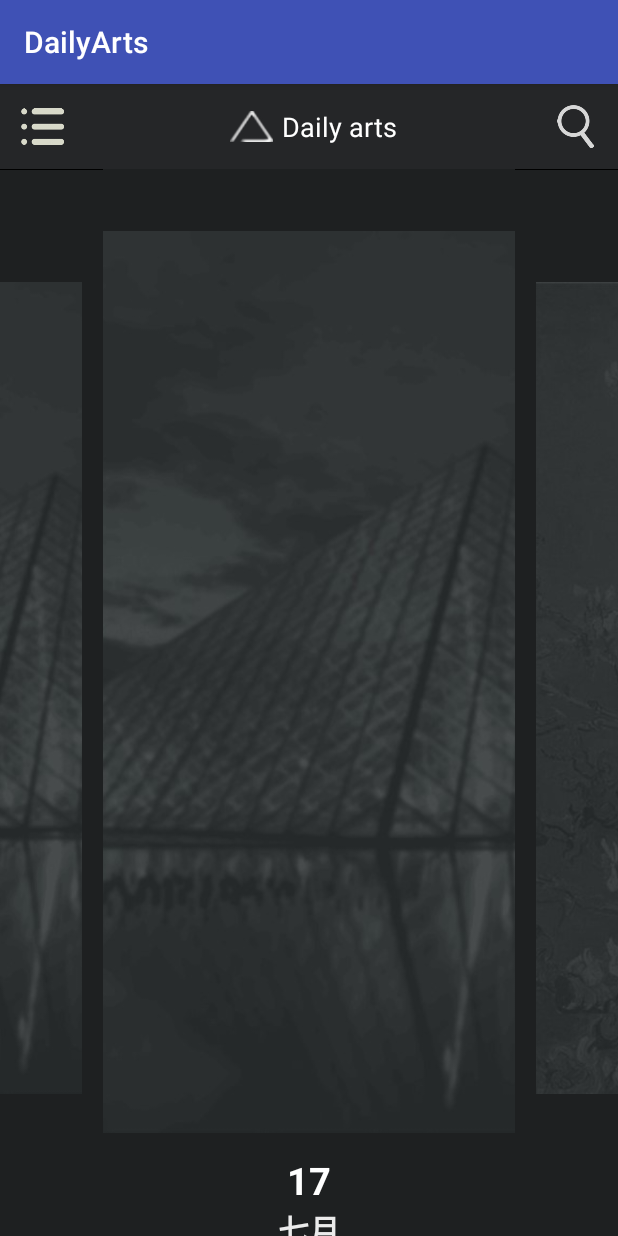
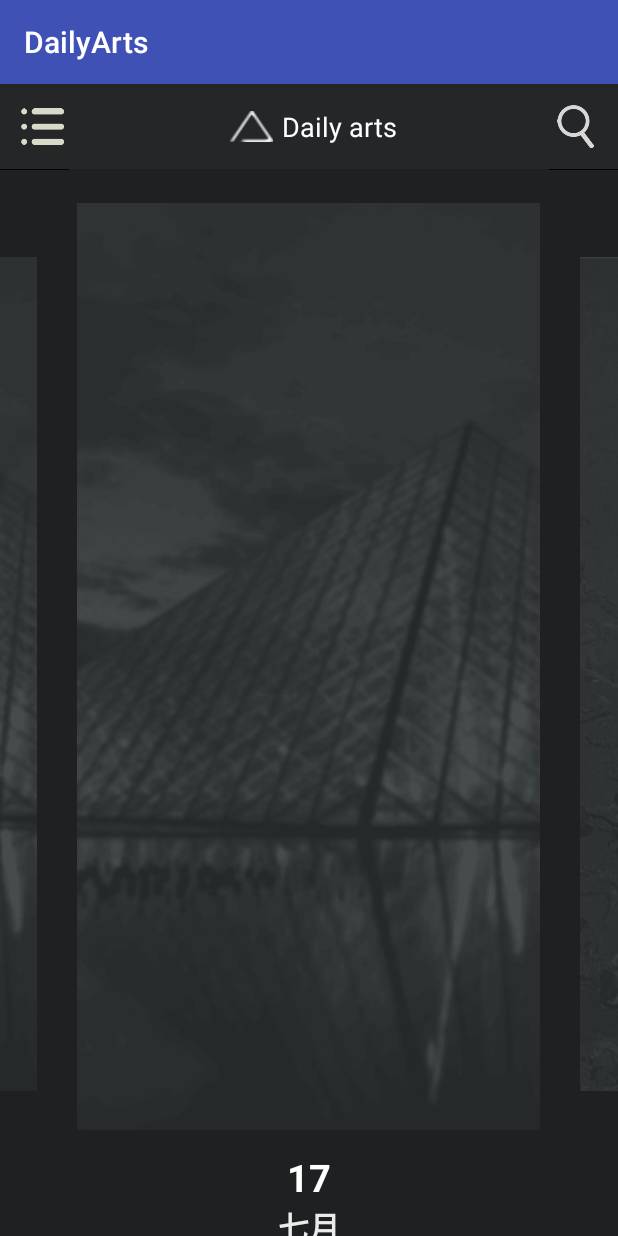
Before and after one commit to freeksg66/DailyArts, an Android app: the fragment MainFragment shown on its own in the app's theme, on a phone screen of 412 x 824 dp. Run offline under Robolectric (Android 15) with nearby library versions, the light colour scheme and no system bars; our stand-ins replace EventBus; libraries missing offline, so code that uses them is left out: github.nisrulz.easydeviceinfo, rx.android.schedulers, rx.schedulers; pictures from the network do not load; 3 statements that could not run were skipped.

Commit message:
调整样式

```diff
--- a/app/src/main/java/com/github/dailyarts/ui/fragment/GalleryItemFragment.java
+++ b/app/src/main/java/com/github/dailyarts/ui/fragment/GalleryItemFragment.java
@@ -92,8 +92,8 @@ public class GalleryItemFragment extends BaseFragment implements GalleryImagesCo
     private void initGalleryImageView() {
         int screenWidth = DeviceInfo.getScreenWidth(getActivity());
         int screenHight = DeviceInfo.getScreenHeight(getActivity());
-        int ivWidth = screenWidth * 73 / 100;
-        int ivHeight = screenHight * 73 / 100;
+        int ivWidth = screenWidth * 75 / 100;
+        int ivHeight = screenHight * 75 / 100;
         ViewGroup.LayoutParams params = ivGalleryImage.getLayoutParams();
         params.width = ivWidth;
         params.height = ivHeight;
--- a/app/src/main/java/com/github/dailyarts/ui/widget/imagespickers/ImageSelectorActivity.java
+++ b/app/src/main/java/com/github/dailyarts/ui/widget/imagespickers/ImageSelectorActivity.java
@@ -39,7 +39,7 @@ public class ImageSelectorActivity extends FragmentActivity implements ImageSele
 
         getSupportFragmentManager().beginTransaction()
                 .add(R.id.image_grid, Fragment.instantiate(this, ImageSelectorFragment.class.getName(), null))
-                .commit();
+                .commitAllowingStateLoss();
         mActionbar = (AppActionBar) findViewById(R.id.action_bar);
         init();
     }
--- a/app/src/main/res/layout/fragment_home.xml
+++ b/app/src/main/res/layout/fragment_home.xml
@@ -21,8 +21,8 @@
         android:id="@+id/vp_home_gallery"
         android:layout_width="match_parent"
         android:layout_height="@dimen/margin_400dp"
-        android:paddingLeft="@dimen/margin_60dp"
-        android:paddingRight="@dimen/margin_60dp"
+        android:paddingLeft="@dimen/margin_40dp"
+        android:paddingRight="@dimen/margin_40dp"
         android:clipToPadding="false"/>
 
 </LinearLayout>
--- a/app/src/main/res/layout/gallery_item.xml
+++ b/app/src/main/res/layout/gallery_item.xml
@@ -10,8 +10,9 @@
         android:layout_height="432dp"
         android:src="@drawable/image_placeholder"
         android:scaleType="centerCrop"
-        android:layout_marginTop="@dimen/margin_36dp"
+        android:layout_marginTop="@dimen/margin_20dp"
         android:layout_marginBottom="@dimen/margin_12dp"
+        android:layout_gravity="center_horizontal"
         android:transitionName="@string/image_transition"/>
     <LinearLayout
         android:id="@+id/ll_item_time"
```
